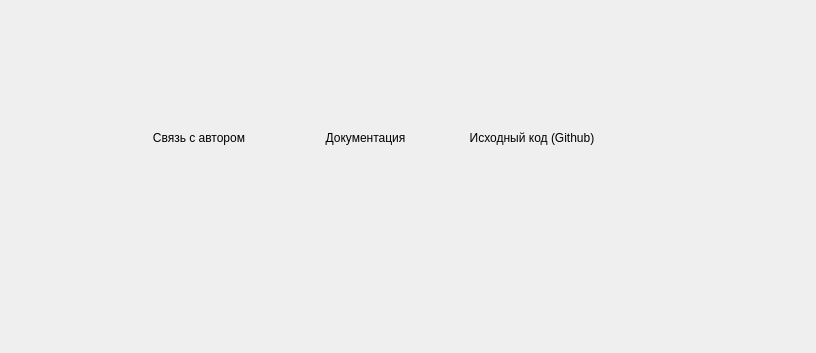
Qt form ui/form.ui (gberdyshev/simple-bitcoin-wallet) before a commit; both pictures show x 210 to 1026 and y 180 to 533 of the 1026 by 533 pixel window.
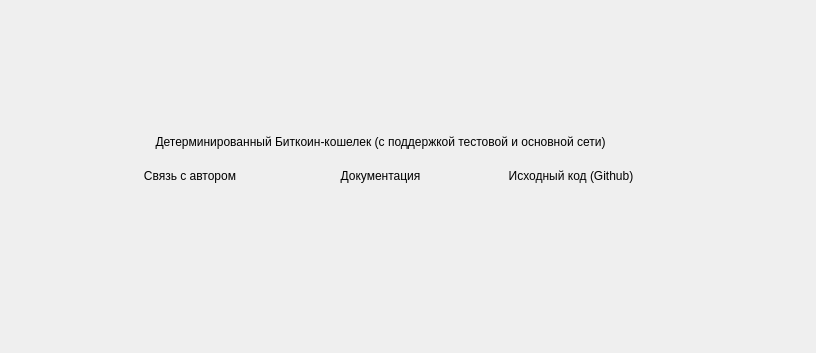
The same form after that commit. The open tabs and pages were chosen to show the change. Icons and pictures are not drawn.

Patch:
```diff
--- a/ui/form.ui
+++ b/ui/form.ui
@@ -29,6 +29,38 @@
       <height>531</height>
      </rect>
     </property>
+    <property name="palette">
+     <palette>
+      <active>
+       <colorrole role="Text">
+        <brush brushstyle="SolidPattern">
+         <color alpha="255">
+          <red>0</red>
+          <green>0</green>
+          <blue>0</blue>
+         </color>
+        </brush>
+       </colorrole>
+      </active>
+      <inactive>
+       <colorrole role="Text">
+        <brush brushstyle="SolidPattern">
+         <color alpha="255">
+          <red>0</red>
+          <green>0</green>
+          <blue>0</blue>
+         </color>
+        </brush>
+       </colorrole>
+      </inactive>
+      <disabled/>
+     </palette>
+    </property>
+    <property name="font">
+     <font>
+      <stylestrategy>PreferDefault</stylestrategy>
+     </font>
+    </property>
     <property name="lineWidth">
      <number>3</number>
     </property>
@@ -88,17 +120,31 @@
        <bool>false</bool>
       </property>
      </widget>
-     <widget class="QFrame" name="info">
+     <widget class="QFrame" name="home_frame">
       <property name="geometry">
        <rect>
-        <x>110</x>
+        <x>80</x>
         <y>300</y>
-        <width>511</width>
-        <height>36</height>
+        <width>601</width>
+        <height>81</height>
        </rect>
       </property>
+      <layout class="QVBoxLayout" name="verticalLayout_2">
+       <item>
+        <widget class="QLabel" name="label_16">
+         <property name="text">
+          <string>Детерминированный Биткоин-кошелек (с поддержкой тестовой и основной сети)</string>
+         </property>
+         <property name="alignment">
+          <set>Qt::AlignCenter</set>
+         </property>
+        </widget>
+       </item>
+       <item>
+        <widget class="QFrame" name="info">
       <property name="font">
        <font>
+           <stylestrategy>PreferDefault</stylestrategy>
         <kerning>true</kerning>
        </font>
       </property>
@@ -157,6 +203,9 @@
        </item>
       </layout>
      </widget>
+       </item>
+      </layout>
+     </widget>
     </widget>
     <widget class="QWidget" name="receive_page">
      <widget class="QTabWidget" name="tabWidget">
```
Left out of the diff: 11 changed lines with no effect on the pictures. Lines whose indentation alone changed are shown as unchanged.
